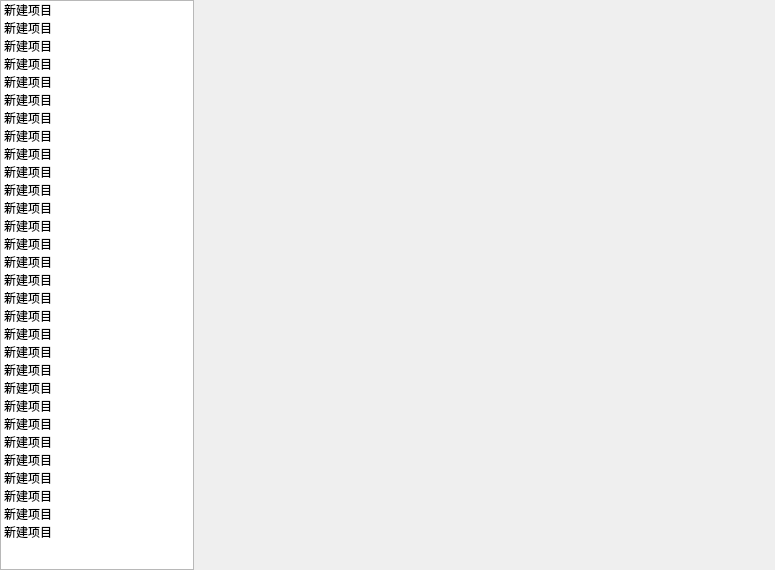
First picture: the form in InstantMessage/SessionForm.ui, repository TivalM/Instant-Messaging, before the edit.
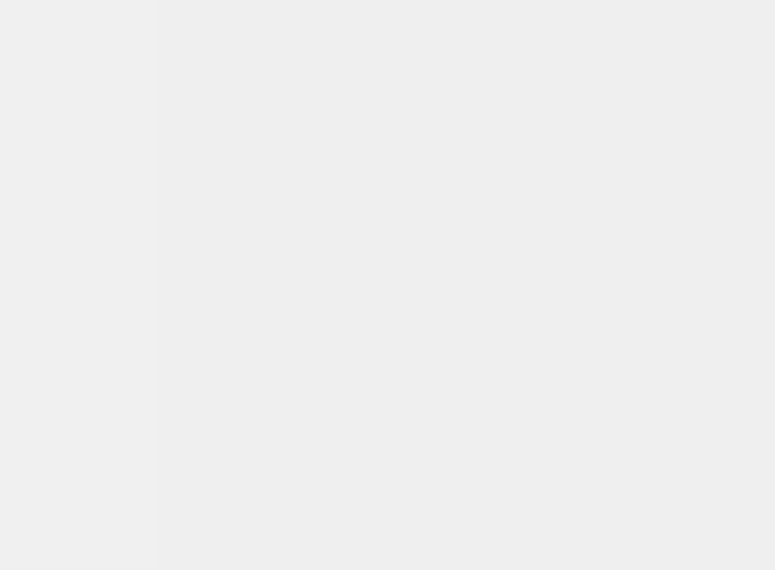
Second picture: the form after the edit. Icons and pictures are not drawn.

Diff of the .ui file:
```diff
--- a/InstantMessage/SessionForm.ui
+++ b/InstantMessage/SessionForm.ui
@@ -19,7 +19,7 @@
   <property name="windowTitle">
    <string>Form</string>
   </property>
-  <layout class="QHBoxLayout" name="horizontalLayout" stretch="1,3">
+  <layout class="QHBoxLayout" name="horizontalLayout" stretch="1,4">
    <property name="spacing">
     <number>0</number>
    </property>
@@ -43,169 +43,69 @@
        <verstretch>0</verstretch>
       </sizepolicy>
      </property>
-     <item>
-      <property name="text">
-       <string>新建项目</string>
-      </property>
-      <property name="foreground">
-       <brush brushstyle="NoBrush">
-        <color alpha="255">
-         <red>0</red>
-         <green>0</green>
-         <blue>0</blue>
-        </color>
-       </brush>
-      </property>
-      <property name="icon">
-       <iconset resource="src.qrc">
-        <normaloff>:/src/image/head.png</normaloff>:/src/image/head.png</iconset>
-      </property>
-     </item>
-     <item>
-      <property name="text">
-       <string>新建项目</string>
-      </property>
-     </item>
-     <item>
-      <property name="text">
-       <string>新建项目</string>
-      </property>
-     </item>
-     <item>
-      <property name="text">
-       <string>新建项目</string>
-      </property>
-     </item>
-     <item>
-      <property name="text">
-       <string>新建项目</string>
-      </property>
-     </item>
-     <item>
-      <property name="text">
-       <string>新建项目</string>
-      </property>
-     </item>
-     <item>
-      <property name="text">
-       <string>新建项目</string>
-      </property>
-     </item>
-     <item>
-      <property name="text">
-       <string>新建项目</string>
-      </property>
-     </item>
-     <item>
-      <property name="text">
-       <string>新建项目</string>
-      </property>
-     </item>
-     <item>
-      <property name="text">
-       <string>新建项目</string>
-      </property>
-     </item>
-     <item>
-      <property name="text">
-       <string>新建项目</string>
-      </property>
-     </item>
-     <item>
-      <property name="text">
-       <string>新建项目</string>
-      </property>
-     </item>
-     <item>
-      <property name="text">
-       <string>新建项目</string>
-      </property>
-     </item>
-     <item>
-      <property name="text">
-       <string>新建项目</string>
-      </property>
-     </item>
-     <item>
-      <property name="text">
-       <string>新建项目</string>
-      </property>
-     </item>
-     <item>
-      <property name="text">
-       <string>新建项目</string>
-      </property>
-     </item>
-     <item>
-      <property name="text">
-       <string>新建项目</string>
-      </property>
-     </item>
-     <item>
-      <property name="text">
-       <string>新建项目</string>
-      </property>
-     </item>
-     <item>
-      <property name="text">
-       <string>新建项目</string>
-      </property>
-     </item>
-     <item>
-      <property name="text">
-       <string>新建项目</string>
-      </property>
-     </item>
-     <item>
-      <property name="text">
-       <string>新建项目</string>
-      </property>
-     </item>
-     <item>
-      <property name="text">
-       <string>新建项目</string>
-      </property>
-     </item>
-     <item>
-      <property name="text">
-       <string>新建项目</string>
-      </property>
-     </item>
-     <item>
-      <property name="text">
-       <string>新建项目</string>
-      </property>
-     </item>
-     <item>
-      <property name="text">
-       <string>新建项目</string>
-      </property>
-     </item>
-     <item>
-      <property name="text">
-       <string>新建项目</string>
-      </property>
-     </item>
-     <item>
-      <property name="text">
-       <string>新建项目</string>
-      </property>
-     </item>
-     <item>
-      <property name="text">
-       <string>新建项目</string>
-      </property>
-     </item>
-     <item>
-      <property name="text">
-       <string>新建项目</string>
-      </property>
-     </item>
-     <item>
-      <property name="text">
-       <string>新建项目</string>
-      </property>
-     </item>
+     <property name="styleSheet">
+      <string notr="true">QListWidget{border:none; background:rgb(240, 240, 240);outline:0px;}
+QListWidget::item:hover{background:rgb(225, 225, 225); }
+QListWidget::item:selected{background:rgb(203, 203, 203)}
+QListWidget::item:selected:!active{background:rgb(203, 203, 203); }
+
+
+QListWidget{border:none; background:rgb(240, 240, 240);outline:0px;}
+QListWidget::item:hover{background:rgb(225, 225, 225); }
+QListWidget::item:selected{background:rgb(203, 203, 203)}
+QListWidget::item:selected:!active{background:rgb(203, 203, 203); }
+
+
+QScrollBar::vertical{
+    width:10px;
+    background:rgba(0, 0, 0, 0%);
+    margin:0px,0px,0px,0px;
+    padding-top:10px;
+    padding-bottom:10px;
+}
+
+QScrollBar::handle:vertical{
+    background:rgba(0,0,0,15%);
+    border-radius:5px;
+    min-height:20px;
+}
+
+QScrollBar::handle:hover{
+    background:rgba(0,0,0,25%);   
+}
+
+QScrollBar::add-page:vertical, QScrollBar::sub-page:vertical {
+    background:none;
+}
+
+QScrollBar::add-line:vertical {
+    border:none;
+    height: 10px;
+    subcontrol-position: bottom;
+    subcontrol-origin: margin;
+}
+
+QScrollBar::sub-line:vertical {
+    border:none;
+    height: 10px;
+    subcontrol-position: top;
+    subcontrol-origin: margin;
+}
+
+QScrollBar::up-arrow:vertical{
+	  border:0px;
+    width:30px;
+    height:30px;
+    border-image:url(:/src/image/up.png);
+}
+
+ QScrollBar::down-arrow:vertical {
+    border:0px;
+    width:30px;
+    height:30px;
+    border-image:url(:/src/image/down.png);
+}</string>
+     </property>
     </widget>
    </item>
    <item>
@@ -215,7 +115,7 @@
      </property>
      <property name="sizeHint" stdset="0">
       <size>
-       <width>40</width>
+       <width>20</width>
        <height>20</height>
       </size>
      </property>
```
Left out of the diff: 6 changed lines with no effect on the pictures.
